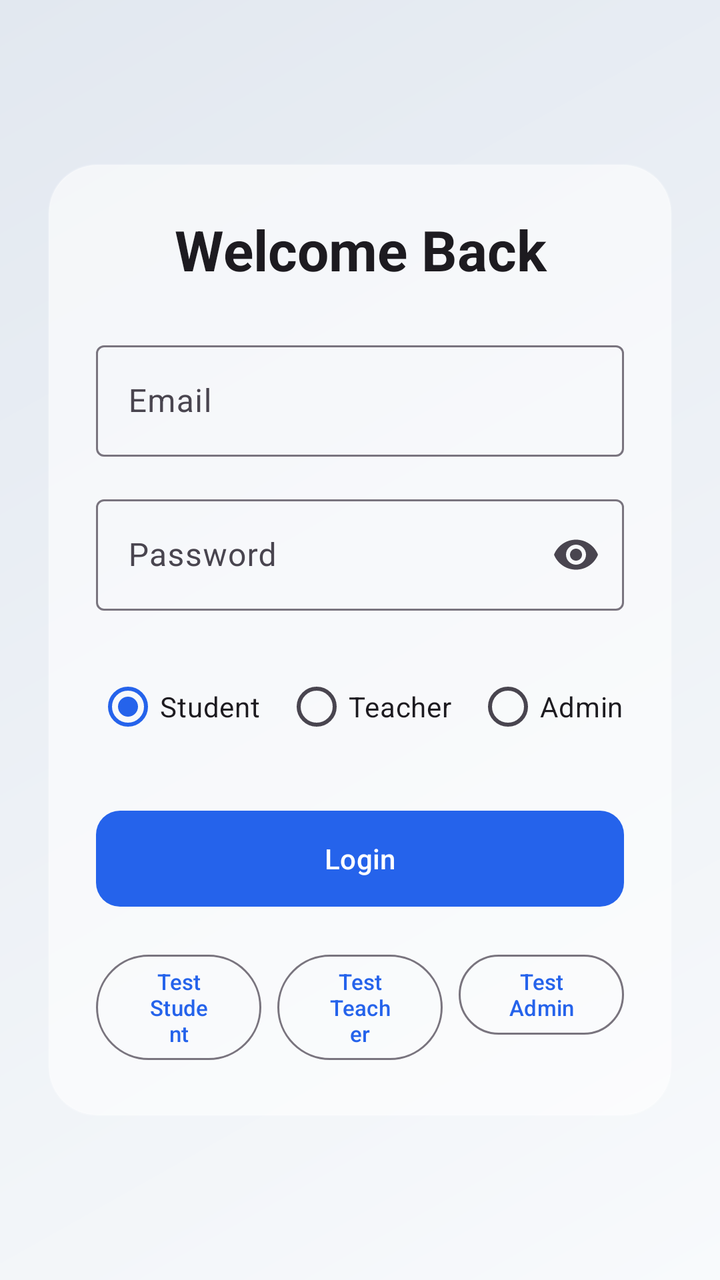
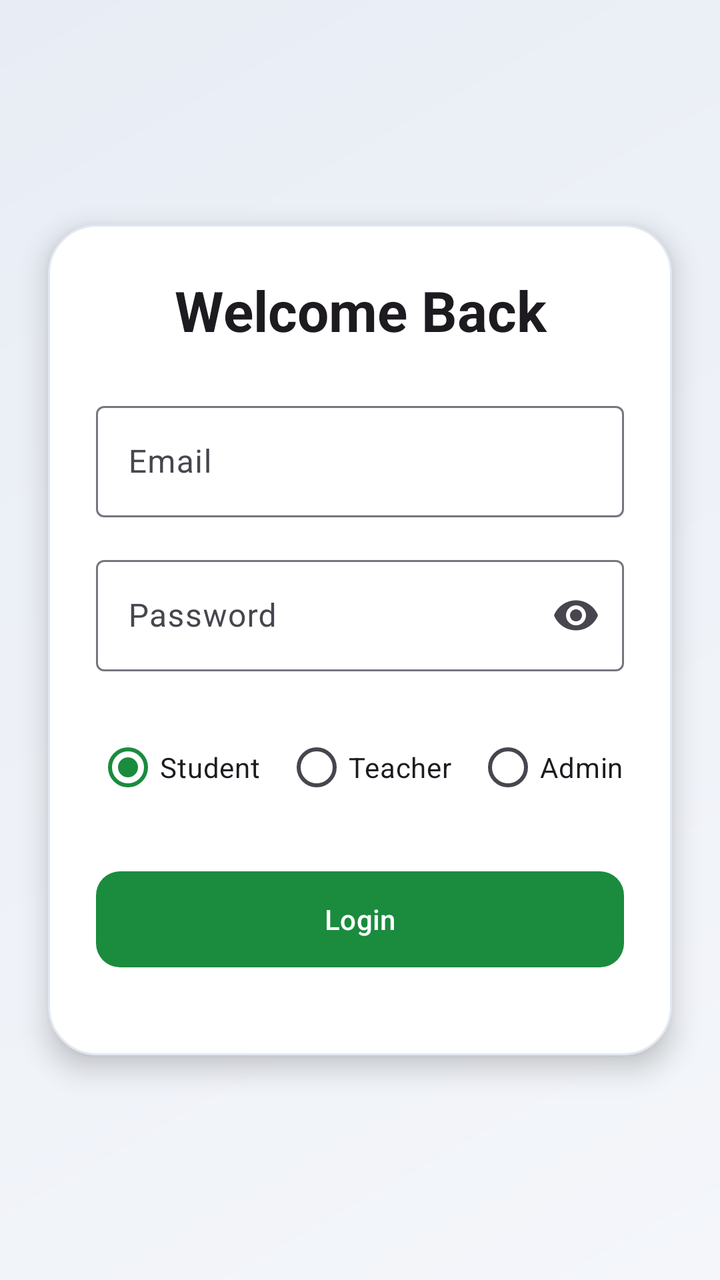

The first picture is an Android layout as it rendered before a commit; the second is the same layout after the commit. The layout source and the unified diff follow.
<!-- AndroidManifest.xml: application theme Theme.SmartAttendance -->
<!-- res/layout/activity_main.xml -->
<?xml version="1.0" encoding="utf-8"?>
<androidx.constraintlayout.widget.ConstraintLayout xmlns:android="http://schemas.android.com/apk/res/android"
    xmlns:app="http://schemas.android.com/apk/res-auto"
    xmlns:tools="http://schemas.android.com/tools"
    android:id="@+id/main"
    android:layout_width="match_parent"
    android:layout_height="match_parent"
    android:background="@drawable/bg_gradient"
    tools:context=".MainActivity">

    <LinearLayout
        android:id="@+id/loginCard"
        android:layout_width="match_parent"
        android:layout_height="wrap_content"
        android:layout_marginHorizontal="24dp"
        android:background="@drawable/glass_card"
        android:elevation="8dp"
        android:orientation="vertical"
        android:padding="24dp"
        app:layout_constraintBottom_toBottomOf="parent"
        app:layout_constraintEnd_toEndOf="parent"
        app:layout_constraintStart_toStartOf="parent"
        app:layout_constraintTop_toTopOf="parent">

        <TextView
            android:layout_width="match_parent"
            android:layout_height="wrap_content"
            android:layout_marginBottom="24dp"
            android:text="Welcome Back"
            android:textAlignment="center"
            android:textAppearance="?attr/textAppearanceHeadlineMedium"
            android:textStyle="bold" />

        <com.google.android.material.textfield.TextInputLayout
            android:layout_width="match_parent"
            android:layout_height="wrap_content"
            android:layout_marginBottom="16dp"
            android:hint="Email"
            app:boxBackgroundColor="@android:color/transparent">

            <com.google.android.material.textfield.TextInputEditText
                android:id="@+id/etEmail"
                android:layout_width="match_parent"
                android:layout_height="wrap_content"
                android:inputType="textEmailAddress" />
        </com.google.android.material.textfield.TextInputLayout>

        <com.google.android.material.textfield.TextInputLayout
            android:layout_width="match_parent"
            android:layout_height="wrap_content"
            android:layout_marginBottom="24dp"
            android:hint="Password"
            app:boxBackgroundColor="@android:color/transparent"
            app:endIconMode="password_toggle">

            <com.google.android.material.textfield.TextInputEditText
                android:id="@+id/etPassword"
                android:layout_width="match_parent"
                android:layout_height="wrap_content"
                android:inputType="textPassword" />
        </com.google.android.material.textfield.TextInputLayout>

        <RadioGroup
            android:id="@+id/rgRole"
            android:layout_width="match_parent"
            android:layout_height="wrap_content"
            android:layout_marginBottom="24dp"
            android:orientation="horizontal"
            android:gravity="center">

            <RadioButton
                android:id="@+id/rbStudent"
                android:layout_width="wrap_content"
                android:layout_height="wrap_content"
                android:layout_marginEnd="12dp"
                android:checked="true"
                android:text="Student" />

            <RadioButton
                android:id="@+id/rbTeacher"
                android:layout_width="wrap_content"
                android:layout_height="wrap_content"
                android:layout_marginEnd="12dp"
                android:text="Teacher" />

            <RadioButton
                android:id="@+id/rbAdmin"
                android:layout_width="wrap_content"
                android:layout_height="wrap_content"
                android:text="Admin" />
        </RadioGroup>

        <com.google.android.material.button.MaterialButton
            android:id="@+id/btnLogin"
            android:layout_width="match_parent"
            android:layout_height="56dp"
            android:text="Login"
            android:layout_marginBottom="16dp"
            app:cornerRadius="12dp" />

        <LinearLayout
            android:layout_width="match_parent"
            android:layout_height="wrap_content"
            android:orientation="horizontal"
            android:weightSum="3">

            <com.google.android.material.button.MaterialButton
                android:id="@+id/btnTestStudent"
                style="@style/Widget.Material3.Button.OutlinedButton"
                android:layout_width="0dp"
                android:layout_height="wrap_content"
                android:layout_weight="1"
                android:layout_marginEnd="4dp"
                android:text="Test Student"
                android:textSize="11sp" />

            <com.google.android.material.button.MaterialButton
                android:id="@+id/btnTestTeacher"
                style="@style/Widget.Material3.Button.OutlinedButton"
                android:layout_width="0dp"
                android:layout_height="wrap_content"
                android:layout_weight="1"
                android:layout_marginStart="4dp"
                android:layout_marginEnd="4dp"
                android:text="Test Teacher"
                android:textSize="11sp" />

            <com.google.android.material.button.MaterialButton
                android:id="@+id/btnTestAdmin"
                style="@style/Widget.Material3.Button.OutlinedButton"
                android:layout_width="0dp"
                android:layout_height="wrap_content"
                android:layout_weight="1"
                android:layout_marginStart="4dp"
                android:text="Test Admin"
                android:textSize="11sp" />
        </LinearLayout>

    </LinearLayout>

    <ProgressBar
        android:id="@+id/progressBar"
        android:layout_width="wrap_content"
        android:layout_height="wrap_content"
        android:visibility="gone"
        app:layout_constraintBottom_toBottomOf="parent"
        app:layout_constraintEnd_toEndOf="parent"
        app:layout_constraintStart_toStartOf="parent"
        app:layout_constraintTop_toTopOf="parent" />

</androidx.constraintlayout.widget.ConstraintLayout>
<!-- resources referenced by this layout -->
<resources>
  <!-- drawable bg_gradient (drawable) -->
  <?xml version="1.0" encoding="utf-8"?>
  <shape xmlns:android="http://schemas.android.com/apk/res/android">
      <gradient
          android:startColor="@color/bg_gradient_start"
          android:endColor="@color/bg_gradient_end"
          android:angle="135" />
  </shape>
  <!-- drawable glass_card (drawable) -->
  <?xml version="1.0" encoding="utf-8"?>
  <shape xmlns:android="http://schemas.android.com/apk/res/android">
      <solid android:color="@color/glass_card_bg" />
      <stroke android:width="1dp" android:color="@color/glass_card_stroke" />
      <corners android:radius="24dp" />
  </shape>
  <style name="Theme.SmartAttendance" parent="Base.Theme.SmartAttendance" />
  <color name="bg_gradient_start">#F8FAFC</color>
  <color name="bg_gradient_end">#E2E8F0</color>
  <color name="glass_card_bg">#99FFFFFF</color>
  <color name="glass_card_stroke">#33FFFFFF</color>
  <style name="Base.Theme.SmartAttendance" parent="Theme.Material3.DayNight.NoActionBar">
          <item name="colorPrimary">@color/md_theme_light_primary</item>
          <item name="colorOnPrimary">@color/md_theme_light_onPrimary</item>
          <item name="colorPrimaryContainer">@color/md_theme_light_primaryContainer</item>
          <item name="colorOnPrimaryContainer">@color/md_theme_light_onPrimaryContainer</item>
      </style>
  <color name="md_theme_light_primary">#2563EB</color>
  <color name="md_theme_light_onPrimary">#FFFFFF</color>
  <color name="md_theme_light_primaryContainer">#DBEAFE</color>
  <color name="md_theme_light_onPrimaryContainer">#1E3A8A</color>
</resources>

<!-- the commit's change to res/layout/activity_main.xml (unified diff, before → after) -->
@@ -104,36 +104,36 @@
             android:orientation="horizontal"
             android:weightSum="3">
 
-            <com.google.android.material.button.MaterialButton
-                android:id="@+id/btnTestStudent"
-                style="@style/Widget.Material3.Button.OutlinedButton"
-                android:layout_width="0dp"
-                android:layout_height="wrap_content"
-                android:layout_weight="1"
-                android:layout_marginEnd="4dp"
-                android:text="Test Student"
-                android:textSize="11sp" />
 
-            <com.google.android.material.button.MaterialButton
-                android:id="@+id/btnTestTeacher"
-                style="@style/Widget.Material3.Button.OutlinedButton"
-                android:layout_width="0dp"
-                android:layout_height="wrap_content"
-                android:layout_weight="1"
-                android:layout_marginStart="4dp"
-                android:layout_marginEnd="4dp"
-                android:text="Test Teacher"
-                android:textSize="11sp" />
 
-            <com.google.android.material.button.MaterialButton
-                android:id="@+id/btnTestAdmin"
-                style="@style/Widget.Material3.Button.OutlinedButton"
-                android:layout_width="0dp"
-                android:layout_height="wrap_content"
-                android:layout_weight="1"
-                android:layout_marginStart="4dp"
-                android:text="Test Admin"
-                android:textSize="11sp" />
+
+
+
+
+
+
+
+
+
+
+
+
+
+
+
+
+
+
+
+
+
+
+
+
+
+
+
+
         </LinearLayout>
 
     </LinearLayout>
<!-- resource entries referenced after the edit -->
@@ -16,19 +16,20 @@
       <corners android:radius="24dp" />
   </shape>
   <style name="Theme.SmartAttendance" parent="Base.Theme.SmartAttendance" />
-  <color name="bg_gradient_start">#F8FAFC</color>
-  <color name="bg_gradient_end">#E2E8F0</color>
-  <color name="glass_card_bg">#99FFFFFF</color>
-  <color name="glass_card_stroke">#33FFFFFF</color>
-  <style name="Base.Theme.SmartAttendance" parent="Theme.Material3.DayNight.NoActionBar">
+  <color name="bg_gradient_start">#F4F6FA</color>
+  <color name="bg_gradient_end">#E8EDF5</color>
+  <color name="glass_card_bg">#FFFFFFFF</color>
+  <color name="glass_card_stroke">#E2E8F0</color>
+  <style name="Base.Theme.SmartAttendance" parent="Theme.Material3.Light.NoActionBar">
           <item name="colorPrimary">@color/md_theme_light_primary</item>
           <item name="colorOnPrimary">@color/md_theme_light_onPrimary</item>
           <item name="colorPrimaryContainer">@color/md_theme_light_primaryContainer</item>
           <item name="colorOnPrimaryContainer">@color/md_theme_light_onPrimaryContainer</item>
+          <item name="android:windowBackground">@color/bg_gradient_start</item>
       </style>
-  <color name="md_theme_light_primary">#2563EB</color>
+  <color name="md_theme_light_primary">#1B8B3E</color>
   <color name="md_theme_light_onPrimary">#FFFFFF</color>
-  <color name="md_theme_light_primaryContainer">#DBEAFE</color>
-  <color name="md_theme_light_onPrimaryContainer">#1E3A8A</color>
+  <color name="md_theme_light_primaryContainer">#C8F0D4</color>
+  <color name="md_theme_light_onPrimaryContainer">#0A4A1F</color>
 </resources>
 
